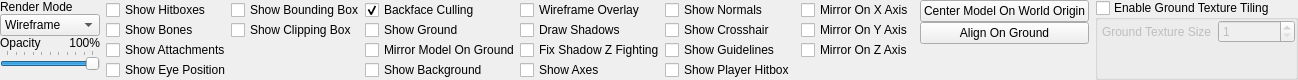
The window that src/tools/hlam/ui/assets/studiomodel/dockpanels/StudioModelModelDisplayPanel.ui (SamVanheer/HalfLifeAssetManager) describes before a commit, drawn with Qt 5.
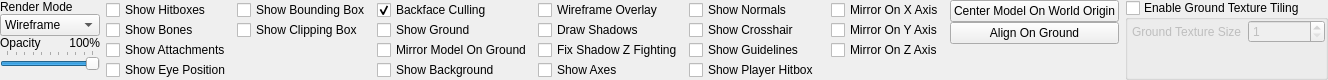
The same window after the commit.

Commit message: Redesign studio model UI to use dock widgets, rework active panel behavior #168

What changed in the file:
```diff
--- a/src/tools/hlam/ui/assets/studiomodel/dockpanels/StudioModelModelDisplayPanel.ui
+++ b/src/tools/hlam/ui/assets/studiomodel/dockpanels/StudioModelModelDisplayPanel.ui
@@ -6,7 +6,7 @@
    <rect>
     <x>0</x>
     <y>0</y>
-    <width>1168</width>
+    <width>1204</width>
     <height>73</height>
    </rect>
   </property>
@@ -188,171 +188,252 @@
     </widget>
    </item>
    <item>
-    <widget class="QWidget" name="CheckBoxesWidget" native="true">
-     <layout class="QGridLayout" name="gridLayout_3">
-      <property name="leftMargin">
-       <number>0</number>
-      </property>
-      <property name="topMargin">
-       <number>0</number>
-      </property>
-      <property name="rightMargin">
-       <number>0</number>
-      </property>
-      <property name="bottomMargin">
-       <number>0</number>
-      </property>
+    <layout class="QVBoxLayout" name="verticalLayout_2">
       <property name="spacing">
        <number>0</number>
       </property>
-      <item row="0" column="0">
+     <property name="leftMargin">
+      <number>0</number>
+     </property>
+     <item>
        <widget class="QCheckBox" name="ShowHitboxes">
         <property name="text">
          <string>Show Hitboxes</string>
         </property>
        </widget>
       </item>
-      <item row="2" column="4">
-       <widget class="QCheckBox" name="ShowGuidelines">
-        <property name="text">
-         <string>Show Guidelines</string>
-        </property>
-       </widget>
-      </item>
-      <item row="3" column="3">
-       <widget class="QCheckBox" name="ShowAxes">
-        <property name="text">
-         <string>Show Axes</string>
-        </property>
-       </widget>
-      </item>
-      <item row="2" column="2">
-       <widget class="QCheckBox" name="MirrorModelOnGround">
-        <property name="text">
-         <string>Mirror Model On Ground</string>
-        </property>
-       </widget>
-      </item>
-      <item row="1" column="2">
-       <widget class="QCheckBox" name="ShowGround">
-        <property name="text">
-         <string>Show Ground</string>
-        </property>
-       </widget>
-      </item>
-      <item row="1" column="3">
-       <widget class="QCheckBox" name="DrawShadows">
-        <property name="text">
-         <string>Draw Shadows</string>
-        </property>
-       </widget>
-      </item>
-      <item row="0" column="3">
-       <widget class="QCheckBox" name="WireframeOverlay">
-        <property name="text">
-         <string>Wireframe Overlay</string>
-        </property>
-       </widget>
-      </item>
-      <item row="3" column="4">
-       <widget class="QCheckBox" name="ShowPlayerHitbox">
-        <property name="text">
-         <string>Show Player Hitbox</string>
-        </property>
-       </widget>
-      </item>
-      <item row="0" column="2">
-       <widget class="QCheckBox" name="BackfaceCulling">
-        <property name="text">
-         <string>Backface Culling</string>
-        </property>
-        <property name="checked">
-         <bool>true</bool>
-        </property>
-       </widget>
-      </item>
-      <item row="2" column="0">
-       <widget class="QCheckBox" name="ShowAttachments">
-        <property name="text">
-         <string>Show Attachments</string>
-        </property>
-       </widget>
-      </item>
-      <item row="1" column="4">
-       <widget class="QCheckBox" name="ShowCrosshair">
-        <property name="text">
-         <string>Show Crosshair</string>
-        </property>
-       </widget>
-      </item>
-      <item row="2" column="3">
-       <widget class="QCheckBox" name="FixShadowZFighting">
-        <property name="text">
-         <string>Fix Shadow Z Fighting</string>
-        </property>
-       </widget>
-      </item>
-      <item row="1" column="0">
+     <item>
        <widget class="QCheckBox" name="ShowBones">
         <property name="text">
          <string>Show Bones</string>
         </property>
        </widget>
       </item>
-      <item row="4" column="0" colspan="5">
-       <spacer name="verticalSpacer_6">
-        <property name="orientation">
-         <enum>Qt::Vertical</enum>
-        </property>
-        <property name="sizeHint" stdset="0">
-         <size>
-          <width>20</width>
-          <height>0</height>
-         </size>
-        </property>
-       </spacer>
-      </item>
-      <item row="3" column="2">
-       <widget class="QCheckBox" name="ShowBackground">
+     <item>
+      <widget class="QCheckBox" name="ShowAttachments">
         <property name="text">
-         <string>Show Background</string>
+        <string>Show Attachments</string>
         </property>
        </widget>
       </item>
-      <item row="3" column="0">
+     <item>
        <widget class="QCheckBox" name="ShowEyePosition">
         <property name="text">
          <string>Show Eye Position</string>
         </property>
        </widget>
       </item>
-      <item row="0" column="4">
-       <widget class="QCheckBox" name="ShowNormals">
-        <property name="text">
-         <string>Show Normals</string>
-        </property>
-       </widget>
-      </item>
-      <item row="0" column="1">
+     <item>
+      <spacer name="verticalSpacer_3">
+       <property name="orientation">
+        <enum>Qt::Vertical</enum>
+       </property>
+       <property name="sizeHint" stdset="0">
+        <size>
+         <width>20</width>
+         <height>0</height>
+        </size>
+       </property>
+      </spacer>
+     </item>
+    </layout>
+   </item>
+   <item>
+    <layout class="QVBoxLayout" name="verticalLayout_3">
+     <property name="spacing">
+      <number>0</number>
+     </property>
+     <property name="leftMargin">
+      <number>0</number>
+     </property>
+     <item>
        <widget class="QCheckBox" name="ShowBBox">
         <property name="text">
          <string>Show Bounding Box</string>
         </property>
        </widget>
       </item>
-      <item row="1" column="1">
+     <item>
        <widget class="QCheckBox" name="ShowCBox">
         <property name="text">
          <string>Show Clipping Box</string>
         </property>
        </widget>
       </item>
-     </layout>
+     <item>
+      <spacer name="verticalSpacer_7">
+       <property name="orientation">
+        <enum>Qt::Vertical</enum>
+       </property>
+       <property name="sizeHint" stdset="0">
+        <size>
+         <width>20</width>
+         <height>0</height>
+        </size>
+       </property>
+      </spacer>
+     </item>
+    </layout>
+   </item>
+   <item>
+    <layout class="QVBoxLayout" name="verticalLayout_4">
+     <property name="spacing">
+      <number>0</number>
+     </property>
+     <property name="leftMargin">
+      <number>0</number>
+     </property>
+     <item>
+      <widget class="QCheckBox" name="BackfaceCulling">
+       <property name="text">
+        <string>Backface Culling</string>
+       </property>
+       <property name="checked">
+        <bool>true</bool>
+       </property>
     </widget>
    </item>
    <item>
-    <widget class="QWidget" name="MirrorWidget" native="true">
-     <layout class="QGridLayout" name="gridLayout_4">
+      <widget class="QCheckBox" name="ShowGround">
+       <property name="text">
+        <string>Show Ground</string>
+       </property>
+      </widget>
+     </item>
+     <item>
+      <widget class="QCheckBox" name="MirrorModelOnGround">
+       <property name="text">
+        <string>Mirror Model On Ground</string>
+       </property>
+      </widget>
+     </item>
+     <item>
+      <widget class="QCheckBox" name="ShowBackground">
+       <property name="text">
+        <string>Show Background</string>
+       </property>
+      </widget>
+     </item>
+     <item>
+      <spacer name="verticalSpacer_6">
+       <property name="orientation">
+        <enum>Qt::Vertical</enum>
+       </property>
+       <property name="sizeHint" stdset="0">
+        <size>
+         <width>20</width>
+         <height>0</height>
+        </size>
+       </property>
+      </spacer>
+     </item>
+    </layout>
+   </item>
+   <item>
+    <layout class="QVBoxLayout" name="verticalLayout_5">
+     <property name="spacing">
+      <number>0</number>
+     </property>
+     <property name="leftMargin">
+      <number>0</number>
+     </property>
+     <item>
+      <widget class="QCheckBox" name="WireframeOverlay">
+       <property name="text">
+        <string>Wireframe Overlay</string>
+       </property>
+      </widget>
+     </item>
+     <item>
+      <widget class="QCheckBox" name="DrawShadows">
+       <property name="text">
+        <string>Draw Shadows</string>
+       </property>
+      </widget>
+     </item>
+     <item>
+      <widget class="QCheckBox" name="FixShadowZFighting">
+       <property name="text">
+        <string>Fix Shadow Z Fighting</string>
+       </property>
+      </widget>
+     </item>
+     <item>
+      <widget class="QCheckBox" name="ShowAxes">
+       <property name="text">
+        <string>Show Axes</string>
+       </property>
+      </widget>
+     </item>
+     <item>
+      <spacer name="verticalSpacer_9">
+       <property name="orientation">
+        <enum>Qt::Vertical</enum>
+       </property>
+       <property name="sizeHint" stdset="0">
+        <size>
+         <width>20</width>
+         <height>0</height>
+        </size>
+       </property>
+      </spacer>
+     </item>
+    </layout>
+   </item>
+   <item>
+    <layout class="QVBoxLayout" name="verticalLayout_6">
+     <property name="spacing">
+      <number>0</number>
+     </property>
+     <property name="leftMargin">
+      <number>0</number>
+     </property>
+     <item>
+      <widget class="QCheckBox" name="ShowNormals">
+       <property name="text">
+        <string>Show Normals</string>
+       </property>
+      </widget>
+     </item>
+     <item>
+      <widget class="QCheckBox" name="ShowCrosshair">
+       <property name="text">
+        <string>Show Crosshair</string>
+       </property>
+      </widget>
+     </item>
+     <item>
+      <widget class="QCheckBox" name="ShowGuidelines">
+       <property name="text">
+        <string>Show Guidelines</string>
+       </property>
+      </widget>
+     </item>
+     <item>
+      <widget class="QCheckBox" name="ShowPlayerHitbox">
+       <property name="text">
+        <string>Show Player Hitbox</string>
+       </property>
+      </widget>
+     </item>
+     <item>
+      <spacer name="verticalSpacer_8">
+       <property name="orientation">
+        <enum>Qt::Vertical</enum>
+       </property>
+       <property name="sizeHint" stdset="0">
+        <size>
+         <width>20</width>
+         <height>0</height>
+        </size>
+       </property>
+      </spacer>
+     </item>
+    </layout>
+   </item>
+   <item>
+    <widget class="QWidget" name="CheckBoxesWidget" native="true">
+     <layout class="QGridLayout" name="gridLayout_3">
       <property name="leftMargin">
        <number>0</number>
       </property>
@@ -368,28 +449,39 @@
       <property name="spacing">
        <number>0</number>
       </property>
-      <item row="1" column="0">
-       <widget class="QCheckBox" name="MirrorOnYAxis">
-        <property name="text">
-         <string>Mirror On Y Axis</string>
-        </property>
-       </widget>
-      </item>
-      <item row="0" column="0">
+     </layout>
+    </widget>
+   </item>
+   <item>
+    <layout class="QVBoxLayout" name="verticalLayout_7">
+     <property name="spacing">
+      <number>0</number>
+     </property>
+     <property name="leftMargin">
+      <number>0</number>
+     </property>
+     <item>
        <widget class="QCheckBox" name="MirrorOnXAxis">
         <property name="text">
          <string>Mirror On X Axis</string>
         </property>
        </widget>
       </item>
-      <item row="2" column="0">
+     <item>
+      <widget class="QCheckBox" name="MirrorOnYAxis">
+       <property name="text">
+        <string>Mirror On Y Axis</string>
+       </property>
+      </widget>
+     </item>
+     <item>
        <widget class="QCheckBox" name="MirrorOnZAxis">
         <property name="text">
          <string>Mirror On Z Axis</string>
         </property>
        </widget>
       </item>
-      <item row="3" column="0">
+     <item>
        <spacer name="verticalSpacer_5">
         <property name="orientation">
          <enum>Qt::Vertical</enum>
@@ -403,7 +495,6 @@
        </spacer>
       </item>
      </layout>
-    </widget>
    </item>
    <item>
     <widget class="QWidget" name="widget" native="true">
@@ -485,6 +576,12 @@
       </property>
       <item row="0" column="1">
        <widget class="QSpinBox" name="GroundTextureSize">
+        <property name="sizePolicy">
+         <sizepolicy hsizetype="Preferred" vsizetype="Fixed">
+          <horstretch>0</horstretch>
+          <verstretch>0</verstretch>
+         </sizepolicy>
+        </property>
         <property name="minimum">
          <number>1</number>
         </property>
@@ -498,6 +595,12 @@
       </item>
       <item row="0" column="0">
        <widget class="QLabel" name="label_3">
+        <property name="sizePolicy">
+         <sizepolicy hsizetype="Fixed" vsizetype="Preferred">
+          <horstretch>0</horstretch>
+          <verstretch>0</verstretch>
+         </sizepolicy>
+        </property>
         <property name="text">
          <string>Ground Texture Size</string>
         </property>
```
Lines whose indentation alone changed are shown as unchanged. The commit also changes 14 other files.
